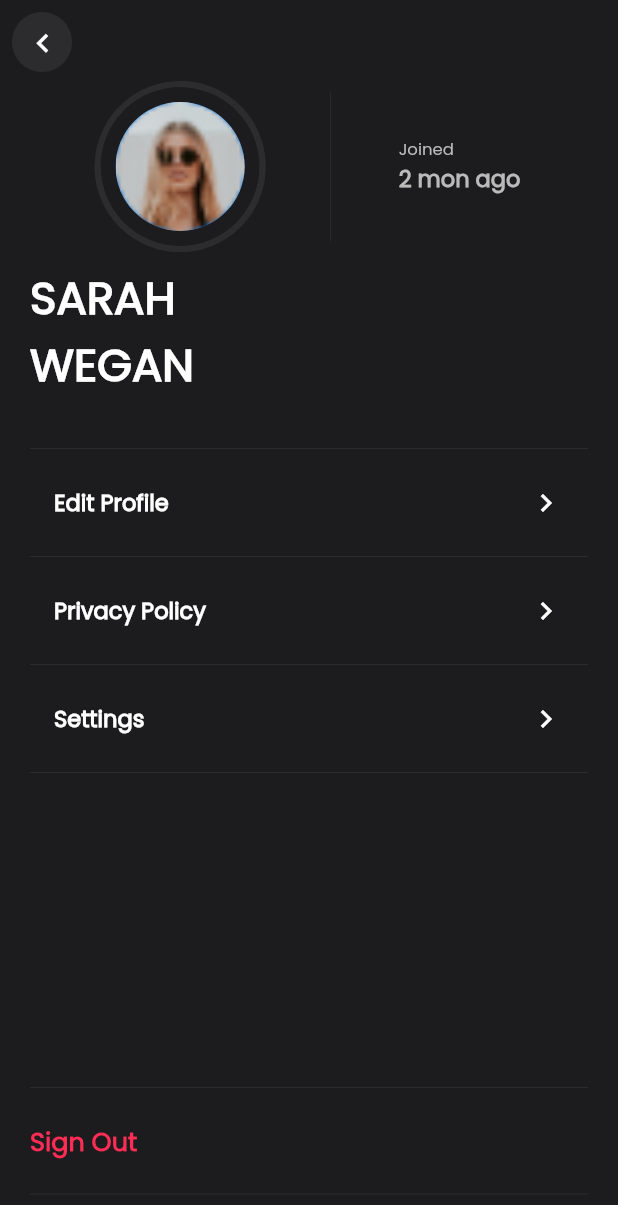
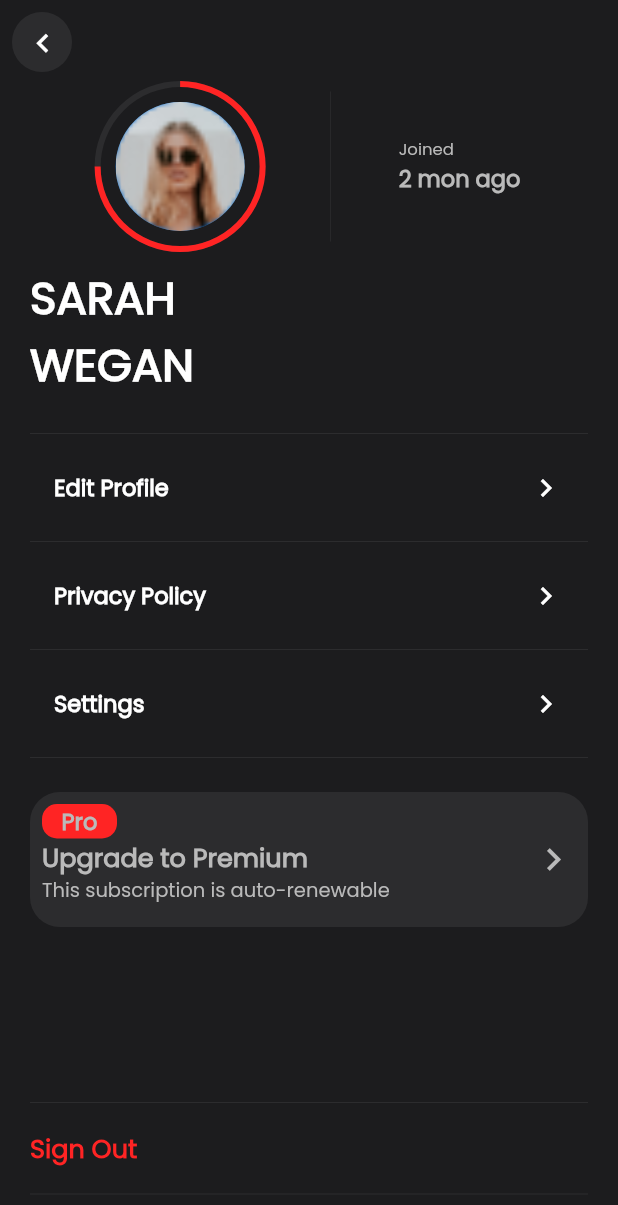
Before and after one commit to kinanabuasi/systemGym, a Flutter app: the ProfileScreen screen opened by its route, on a phone screen of 412 x 824 dp. Shown: the top 1205 px of the screen. Run offline on Flutter 3.47's test engine with Material 2 defaults, Android fonts, the phone set to English and light mode, and no system bars; our stand-ins replace animated_splash_screen, carousel_slider, flutter_slidable, flutter_switch, get, numberpicker and 2 more.

Commit message:
check design add last screen check logic and api

```diff
--- a/lib/constants/api_links.dart
+++ b/lib/constants/api_links.dart
@@ -1,7 +1,7 @@
 // ignore_for_file: library_private_types_in_public_api
 
 class ApiEndPoints {
-  static const String baseUrl = 'http://systemgym.space/api/v1/';
+  static const String baseUrl = 'http://127.0.0.1:8000/api/v1/';
   static _AuthEndPoints authEndpoints = _AuthEndPoints();
 }
 
--- a/lib/constants/colors.dart
+++ b/lib/constants/colors.dart
@@ -13,4 +13,4 @@ const Color otherWhite = Color(0xffF6F6F6);
 
 const Color blackWithOpacity = Color(0xff2C2C2E);
 
-const Color red = Color(0xffFF2D55);
+const Color red = Color(0xffff2424);
--- a/lib/constants/routes.dart
+++ b/lib/constants/routes.dart
@@ -6,6 +6,7 @@ import 'package:systemgym/view/screens/other/add_products_screen.dart';
 import '../logic/bindings/auth/sign_in_binding.dart';
 import '../logic/bindings/auth/sign_up_bindind.dart';
 import '../logic/bindings/auth/verification_binding.dart';
+import '../logic/bindings/public/modify_club_settings_binding.dart';
 import '../view/screens/auth/how_to_login_screen.dart';
 import '../view/screens/auth/player_auth/choose_age_screen.dart';
 import '../view/screens/auth/player_auth/choose_gender_screen.dart';
@@ -22,10 +23,11 @@ import '../view/screens/auth/splash_screen.dart';
 import '../view/screens/auth/verification_screen.dart';
 import '../view/screens/profile/edit_profile_screen.dart';
 import '../view/screens/profile/pro_profile_screen.dart';
-import '../view/screens/profile/profile_screen.dart';
+import '../view/screens/profile/profilee_screen.dart';
 import '../view/screens/public/add_new_department_screen.dart';
 import '../view/screens/public/adding_an_employee.dart';
 import '../view/screens/public/all_department_screen.dart';
+import '../view/screens/public/insight_screen.dart';
 import '../view/screens/public/modify_club_settings_screen.dart';
 import '../view/screens/public/payment/add_new_card_screen.dart';
 import '../view/screens/public/payment/edit_card_screen.dart';
@@ -84,6 +86,7 @@ class AppRoutes {
     ),
     GetPage(
       name: Routes.modifyClubSettings,
+      binding: ModifyClubSettingsBinding(),
       page: () => ModifyClubSettingsScreen(),
     ),
     GetPage(
@@ -198,6 +201,10 @@ class AppRoutes {
       name: Routes.howToLoginScreen,
       page: () => HowToLoginScreen(),
     ),
+    GetPage(
+      name: Routes.insightScreen,
+      page: () => InsightScreen(),
+    ),
   ];
 }
 
@@ -238,4 +245,5 @@ class Routes {
   static const proProfileScreen = '/proProfileScreen';
   static const profileScreen = '/profileScreen';
   static const howToLoginScreen = '/howToLoginScreen';
+  static const insightScreen = '/insightScreen';
 }
--- /dev/null
+++ b/lib/logic/bindings/public/modify_club_settings_binding.dart
@@ -0,0 +1,11 @@
+import 'package:get/get.dart';
+
+import '../../controllers/other/add_products_controller.dart';
+import '../../controllers/public/modify_club_settings_controller.dart';
+
+class ModifyClubSettingsBinding extends Bindings {
+  @override
+  void dependencies() {
+    Get.lazyPut(() => ModifyClubSettingsController());
+  }
+}
--- a/lib/view/screens/auth/splash_screen.dart
+++ b/lib/view/screens/auth/splash_screen.dart
@@ -3,7 +3,9 @@ import 'package:animated_splash_screen/animated_splash_screen.dart';
 import 'package:systemgym/view/screens/auth/introduction_screen.dart';
 
 import '../../../constants/colors.dart';
+import '../profile/profilee_screen.dart';
 import '../public/home/notifications_screen.dart';
+import '../public/insight_screen.dart';
 
 class SplashScreen extends StatelessWidget {
   const SplashScreen({super.key});
@@ -16,7 +18,7 @@ class SplashScreen extends StatelessWidget {
         "assets/images/logo.png",
         fit: BoxFit.fill,
       ),
-      nextScreen: IntroductionScreen(),
+      nextScreen: InsightScreen(),
       splashTransition: SplashTransition.rotationTransition,
       splashIconSize: 200,
       duration: 2500,
--- a/lib/view/screens/profile/profile_screen.dart
+++ /dev/null
@@ -1,128 +0,0 @@
-import 'package:flutter/material.dart';
-import 'package:systemgym/component/my_text.dart';
-
-import '../../../component/app_bars/settings_app_bar.dart';
-import '../../../constants/colors.dart';
-
-class ProfileScreen extends StatelessWidget {
-  ProfileScreen({super.key});
-
-  @override
-  Widget build(BuildContext context) {
-    return Scaffold(
-        backgroundColor: black,
-        appBar: SettingAppBar(title: ""),
-        body: Padding(
-          padding: const EdgeInsets.symmetric(horizontal: 20.0),
-          child: Column(
-            crossAxisAlignment: CrossAxisAlignment.start,
-            children: [
-              Row(
-                mainAxisAlignment: MainAxisAlignment.spaceEvenly,
-                children: [
-                  Stack(
-                    children: [
-                      Container(
-                        height: 110,
-                        width: 110,
-                        child: const CircularProgressIndicator(
-                          value: 0.75,
-                          backgroundColor: darkGrey,
-                          color: darkGrey
-                        ),
-                      ),
-                      const Positioned(
-                        left: 0,
-                        top: 0,
-                        right: 0,
-                        bottom: 0,
-                        child: Padding(
-                          padding: EdgeInsets.all(12.0),
-                          child: CircleAvatar(
-                            backgroundImage: AssetImage(
-                              "assets/images/person3.png",
-                            ),
-                            radius: 40,
-                          ),
-                        ),
-                      ),
-
-                    ],
-                  ),
-                  Container(width: 0.5, height: 100, color: darkGrey),
-                  Column(
-                    crossAxisAlignment: CrossAxisAlignment.start,
-                    children: [
-                      MyText(
-                          text: "Joined",
-                          color: whiteGrey,
-                          fontSize: 11,
-                          fontWeight: FontWeight.normal),
-                      MyText(
-                          text: "2 mon ago",
-                          color: whiteGrey,
-                          fontSize: 15,
-                          fontWeight: FontWeight.w600),
-
-                    ],
-                  )
-                ],
-              ),
-              SizedBox(height: 10),
-              MyText(
-                  text: "SARAH\nWEGAN",
-                  color: white,
-                  fontSize: 30,
-                  fontWeight: FontWeight.bold),
-              SizedBox(height: 25),
-              Divider(
-                color: darkGrey,
-              ),
-              ListView.builder(
-                  shrinkWrap: true,
-                  itemCount: 3,
-                  itemBuilder: (context, index) {
-                    return Column(
-                      children: [
-                        ListTile(
-                          onTap: () {},
-                          trailing: Icon(Icons.chevron_right, color: white),
-                          title: MyText(
-                              text: listTileString[index],
-                              color: white,
-                              fontSize: 15,
-                              fontWeight: FontWeight.w600),
-                        ),
-                        Divider(color: darkGrey)
-                      ],
-                    );
-                  }),
-              Spacer(),
-              Padding(
-                padding: const EdgeInsets.only(bottom: 20.0),
-                child: Column(
-                  crossAxisAlignment: CrossAxisAlignment.start,
-                  children: [
-                    Divider(color: darkGrey),
-                    SizedBox(
-                      height: 15,
-                    ),
-                    MyText(
-                        text: "Sign Out",
-                        color: red,
-                        fontSize: 17,
-                        fontWeight: FontWeight.w600),
-                    SizedBox(
-                      height: 15,
-                    ),
-                    Divider(color: darkGrey),
-                  ],
-                ),
-              )
-            ],
-          ),
-        ));
-  }
-
-  List<String> listTileString = ["Edit Profile", "Privacy Policy", "Settings"];
-}
--- /dev/null
+++ b/lib/view/screens/profile/profilee_screen.dart
@@ -0,0 +1,160 @@
+import 'package:flutter/material.dart';
+import 'package:systemgym/component/my_text.dart';
+
+import '../../../component/app_bars/settings_app_bar.dart';
+import '../../../constants/colors.dart';
+import '../../widgets/public/my_circular_progress.dart';
+
+class ProfileScreen extends StatelessWidget {
+  ProfileScreen({super.key});
+
+  @override
+  Widget build(BuildContext context) {
+    return Scaffold(
+        backgroundColor: black,
+        appBar: SettingAppBar(title: ""),
+        body: Padding(
+          padding: const EdgeInsets.symmetric(horizontal: 20.0),
+          child: Column(
+            crossAxisAlignment: CrossAxisAlignment.start,
+            children: [
+              Row(
+                mainAxisAlignment: MainAxisAlignment.spaceEvenly,
+                children: [
+                  MyCircularProgress(
+                      valueColor: red,
+                      height: 110,
+                      width: 110,
+                      value: 0.75,
+                      widget: const Padding(
+                        padding: EdgeInsets.all(12.0),
+                        child: CircleAvatar(
+                          backgroundImage: AssetImage(
+                            "assets/images/person3.png",
+                          ),
+                          radius: 40,
+                        ),
+                      )),
+                  Container(width: 0.5, height: 100, color: darkGrey),
+                  Column(
+                    crossAxisAlignment: CrossAxisAlignment.start,
+                    children: [
+                      MyText(
+                          text: "Joined",
+                          color: whiteGrey,
+                          fontSize: 11,
+                          fontWeight: FontWeight.normal),
+                      MyText(
+                          text: "2 mon ago",
+                          color: whiteGrey,
+                          fontSize: 15,
+                          fontWeight: FontWeight.w600),
+                    ],
+                  )
+                ],
+              ),
+              const SizedBox(height: 10),
+              MyText(
+                  text: "SARAH\nWEGAN",
+                  color: white,
+                  fontSize: 30,
+                  fontWeight: FontWeight.bold),
+              const SizedBox(height: 15),
+              const Divider(
+                color: darkGrey,
+              ),
+              ListView.builder(
+                  shrinkWrap: true,
+                  itemCount: 3,
+                  itemBuilder: (context, index) {
+                    return Column(
+                      children: [
+                        ListTile(
+                          onTap: () {},
+                          trailing:
+                              const Icon(Icons.chevron_right, color: white),
+                          title: MyText(
+                              text: listTileString[index],
+                              color: white,
+                              fontSize: 15,
+                              fontWeight: FontWeight.w600),
+                        ),
+                        const Divider(color: darkGrey)
+                      ],
+                    );
+                  }),
+              const SizedBox(height: 15),
+              Container(
+                width: double.infinity,
+                height: 90,
+                decoration: BoxDecoration(
+                    color: darkGrey, borderRadius: BorderRadius.circular(20)),
+                child: Padding(
+                  padding: const EdgeInsets.all(8.0),
+                  child: Row(children: [
+                    Column(
+                      crossAxisAlignment: CrossAxisAlignment.start,
+                      children: [
+                        Container(
+                          width: 50,
+                          decoration: BoxDecoration(
+                              color: red,
+                              borderRadius: BorderRadius.circular(10)),
+                          child: Center(
+                            child: MyText(
+                                text: "Pro",
+                                color: whiteGrey,
+                                fontSize: 15,
+                                fontWeight: FontWeight.w600),
+                          ),
+                        ),
+                        MyText(
+                            text: "Upgrade to Premium",
+                            color: whiteGrey,
+                            fontSize: 17,
+                            fontWeight: FontWeight.w600),
+                        MyText(
+                            text: "This subscription is auto-renewable",
+                            color: whiteGrey,
+                            fontSize: 13,
+                            fontWeight: FontWeight.w400),
+                      ],
+                    ),
+                    const Spacer(),
+                    const Icon(
+                      Icons.chevron_right,
+                      color: whiteGrey,
+                      size: 30,
+                    )
+                  ]),
+                ),
+              ),
+              const Spacer(),
+              Padding(
+                padding: const EdgeInsets.only(bottom: 20.0),
+                child: Column(
+                  crossAxisAlignment: CrossAxisAlignment.start,
+                  children: [
+                    const Divider(color: darkGrey),
+                    const SizedBox(
+                      height: 10,
+                    ),
+                    MyText(
+                        text: "Sign Out",
+                        color: red,
+                        fontSize: 17,
+                        fontWeight: FontWeight.w600),
+                    const SizedBox(
+                      height: 10,
+                    ),
+                    const Divider(color: darkGrey),
+                  ],
+                ),
+              )
+            ],
+          ),
+        ));
+  }
+
+  List<String> listTileString = ["Edit Profile", "Privacy Policy", "Settings"];
+}
--- /dev/null
+++ b/lib/view/widgets/public/my_circular_progress.dart
@@ -0,0 +1,42 @@
+// ignore_for_file: public_member_api_docs, sort_constructors_first
+import 'package:flutter/material.dart';
+
+import '../../../constants/colors.dart';
+
+class MyCircularProgress extends StatelessWidget {
+  double value;
+  double height;
+  double width;
+  Widget widget;
+  Color valueColor;
+
+  MyCircularProgress({
+    Key? key,
+    required this.value,
+    required this.height,
+    required this.width,
+    required this.widget,
+    required this.valueColor,
+  }) : super(key: key);
+
+  @override
+  Widget build(BuildContext context) {
+    return Stack(
+      children: [
+        SizedBox(
+          height: height,
+          width: width,
+          child: CircularProgressIndicator(
+              value: value, backgroundColor: darkGrey, color: valueColor),
+        ),
+        Positioned(
+          left: 0,
+          top: 0,
+          right: 0,
+          bottom: 0,
+          child: widget,
+        ),
+      ],
+    );
+  }
+}
```
Also changed, not shown: lib/logic/controllers/auth/sign_in_controller.dart (+9 -43 lines), lib/logic/controllers/public/modify_club_settings_controller.dart (added, +90 -0 lines), lib/services/api_services.dart (added, +89 -0 lines), lib/view/screens/public/insight_screen.dart (added, +53 -0 lines), lib/view/screens/public/modify_club_settings_screen.dart (+45 -15 lines).
